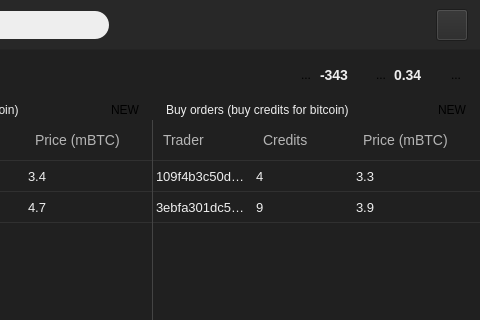
vwigmore/tribler, file TriblerGUI/qt_resources/mainwindow.ui: the form before one commit; both pictures show x 375 to 855 and y 0 to 320 of the 855 by 655 pixel window.
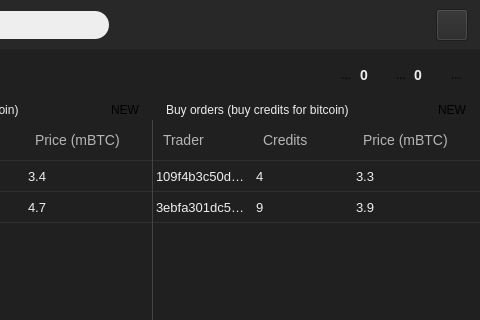
The form after the commit. Icons and pictures are not drawn. Custom widgets are drawn as their Qt base class.

Commit message: Btc balance is now displayed in GUI

The edit to the form file:
```diff
--- a/TriblerGUI/qt_resources/mainwindow.ui
+++ b/TriblerGUI/qt_resources/mainwindow.ui
@@ -9309,7 +9309,7 @@
                 <string notr="true">font-weight: bold; font-size: 14px;</string>
                </property>
                <property name="text">
-                <string>-343</string>
+                <string>0</string>
                </property>
               </widget>
              </item>
@@ -9367,7 +9367,7 @@
                 <string notr="true">font-weight: bold; font-size: 14px;</string>
                </property>
                <property name="text">
-                <string>0.34</string>
+                <string>0</string>
                </property>
               </widget>
              </item>
```
Left out of the diff: 4 changed lines with no effect on the pictures. The commit also changes 4 other files.
